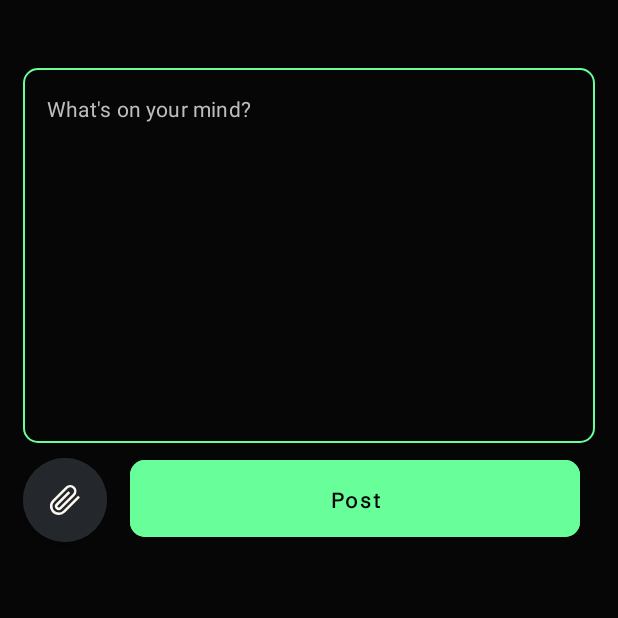
After one commit to keshriAyushh/Socialize, an Android app: the AddPostActivity screen opened directly, with no data from a screen before it, on a phone screen of 412 x 824 dp, the top half of it. The commit adds this screen. Run offline under Robolectric (Android 15) with nearby library versions, the phone set to English and light mode, and no system bars; our stand-ins replace Firebase (no records; nobody signed in at launch, a user with empty details on screens opened directly).

Commit message:
Posting enabled

```diff
--- /dev/null
+++ b/app/src/main/java/com/example/socialize/activities/AddPostActivity.kt
@@ -0,0 +1,43 @@
+package com.example.socialize.activities
+
+import androidx.appcompat.app.AppCompatActivity
+import android.os.Bundle
+import android.widget.Toast
+import com.example.socialize.databinding.ActivityAddPostBinding
+import com.example.socialize.util.AuthUtil
+import com.example.socialize.util.StorageUtil
+import com.google.firebase.auth.FirebaseAuth
+import com.google.firebase.firestore.FirebaseFirestore
+
+class AddPostActivity : AppCompatActivity() {
+    private lateinit var binding: ActivityAddPostBinding
+    private lateinit var auth: FirebaseAuth
+    private lateinit var storageInstance: FirebaseFirestore
+    private lateinit var postText: String
+
+    override fun onCreate(savedInstanceState: Bundle?) {
+        super.onCreate(savedInstanceState)
+        binding = ActivityAddPostBinding.inflate(layoutInflater)
+        setContentView(binding.root)
+        supportActionBar?.hide()
+
+        auth = AuthUtil.getInstance()
+        storageInstance = StorageUtil.getInstance()
+
+        binding.btnPost.setOnClickListener {
+            init()
+            if(postText.isNotEmpty()) {
+                StorageUtil.addPost(postText, this@AddPostActivity)
+                finish()
+            } else {
+                Toast.makeText(this@AddPostActivity, "Please enter some text!", Toast.LENGTH_SHORT)
+                    .show()
+            }
+        }
+
+    }
+
+    private fun init() {
+        postText = binding.etPost.text.toString().trim()
+    }
+}
--- a/app/src/main/java/com/example/socialize/model/User.kt
+++ b/app/src/main/java/com/example/socialize/model/User.kt
@@ -1,7 +1,7 @@
 package com.example.socialize.model
 
 data class User(
-    var userId: String,
+    var userId: String = "",
     var name: String? = null,
     var email: String? = null,
     var age:  String? = null,
--- a/app/src/main/res/drawable/account.xml
+++ b/app/src/main/res/drawable/account.xml
@@ -1,5 +1,5 @@
 <vector android:height="16dp" android:viewportHeight="24"
     android:viewportWidth="24" android:width="16dp" xmlns:android="http://schemas.android.com/apk/res/android">
-    <path android:fillColor="#FF000000" android:pathData="M21,24H19V18.957A2.96,2.96 0,0 0,16.043 16H7.957A2.96,2.96 0,0 0,5 18.957V24H3V18.957A4.963,4.963 0,0 1,7.957 14h8.086A4.963,4.963 0,0 1,21 18.957Z"/>
-    <path android:fillColor="#FF000000" android:pathData="M12,12a6,6 0,1 1,6 -6A6.006,6.006 0,0 1,12 12ZM12,2a4,4 0,1 0,4 4A4,4 0,0 0,12 2Z"/>
+    <path android:fillColor="#FF000000" android:pathData="M16.043,14H7.957A4.963,4.963 0,0 0,3 18.957V24H21V18.957A4.963,4.963 0,0 0,16.043 14Z"/>
+    <path android:fillColor="#FF000000" android:pathData="M12,6m-6,0a6,6 0,1 1,12 0a6,6 0,1 1,-12 0"/>
 </vector>
--- /dev/null
+++ b/app/src/main/res/drawable/clip.xml
@@ -0,0 +1,4 @@
+<vector android:height="16dp" android:viewportHeight="24"
+    android:viewportWidth="24" android:width="16dp" xmlns:android="http://schemas.android.com/apk/res/android">
+    <path android:fillColor="#FF000000" android:pathData="M6.983,24.007A7,7 0,0 1,2.02 12.054l10.6,-10.585a5.008,5.008 0,0 1,7.091 7.075L9.11,19.128a3.083,3.083 0,0 1,-4.254 0,3 3,0 0,1 0,-4.245L14.75,5.007l1.418,1.415L6.274,16.3a1,1 0,0 0,0 1.414,1.027 1.027,0 0,0 1.418,0L18.3,7.129a3.005,3.005 0,1 0,-4.255 -4.245L3.438,13.468a5.008,5.008 0,0 0,7.09 7.076l12.021,-12 1.418,1.415 -12.021,12A7,7 0,0 1,6.983 24.007Z"/>
+</vector>
--- /dev/null
+++ b/app/src/main/res/layout/activity_add_post.xml
@@ -0,0 +1,82 @@
+<?xml version="1.0" encoding="utf-8"?>
+<androidx.constraintlayout.widget.ConstraintLayout xmlns:android="http://schemas.android.com/apk/res/android"
+    xmlns:app="http://schemas.android.com/apk/res-auto"
+    xmlns:tools="http://schemas.android.com/tools"
+    android:layout_width="match_parent"
+    android:layout_height="match_parent"
+    android:padding="15dp"
+    android:background="@color/black"
+    tools:context=".activities.AddPostActivity">
+
+    <com.google.android.material.textfield.TextInputLayout
+        android:id="@+id/etPostLayout"
+        style="@style/Widget.MaterialComponents.TextInputLayout.OutlinedBox"
+        android:layout_width="match_parent"
+        android:layout_height="250dp"
+        app:counterEnabled="true"
+        app:counterMaxLength="250"
+        app:counterOverflowTextAppearance="@color/red"
+        app:counterOverflowTextColor="@color/red"
+        app:counterTextColor="@color/hintColor"
+        app:hintEnabled="false"
+        app:layout_constraintEnd_toEndOf="parent"
+        app:layout_constraintStart_toStartOf="parent"
+        app:layout_constraintTop_toTopOf="parent"
+        app:boxCornerRadiusTopStart="10dp"
+        app:boxCornerRadiusBottomStart="10dp"
+        app:boxCornerRadiusTopEnd="10dp"
+        app:boxCornerRadiusBottomEnd="10dp"
+        app:boxStrokeColor="@color/buttonColor"
+        app:boxStrokeWidth="0.5dp"
+        app:boxStrokeErrorColor="@color/red"
+        app:boxStrokeWidthFocused="1dp"
+        android:layout_marginTop="30dp">
+
+
+        <com.google.android.material.textfield.TextInputEditText
+            android:id="@+id/etPost"
+            android:layout_width="match_parent"
+            android:layout_height="match_parent"
+            android:hint="@string/post_hint_text"
+            android:inputType="textMultiLine"
+            android:textColor="@color/white"
+            android:gravity="top"
+            android:backgroundTint="@color/matteBlack"
+            android:textColorHint="@color/hintColor"
+            android:textSize="14sp"/>
+
+    </com.google.android.material.textfield.TextInputLayout>
+
+    <com.google.android.material.floatingactionbutton.ExtendedFloatingActionButton
+        android:id="@+id/btnAttachment"
+        android:layout_width="wrap_content"
+        android:layout_height="wrap_content"
+        android:layout_marginTop="10dp"
+        android:backgroundTint="@color/matteBlack"
+        app:icon="@drawable/clip"
+        app:iconSize="20dp"
+        app:iconTint="@color/white"
+        app:layout_constraintStart_toStartOf="parent"
+        app:layout_constraintTop_toBottomOf="@id/etPostLayout" />
+
+    <com.google.android.material.button.MaterialButton
+        android:id="@+id/btnPost"
+        android:layout_width="0dp"
+        android:layout_height="wrap_content"
+        android:backgroundTint="@color/buttonColor"
+        android:fontFamily="@font/font2"
+        android:padding="15dp"
+        android:text="@string/post"
+        android:textAllCaps="false"
+        android:textColor="@color/black"
+        android:textStyle="bold"
+        app:cornerRadius="10dp"
+        android:layout_marginStart="15dp"
+        android:layout_marginEnd="10dp"
+        app:layout_constraintBottom_toBottomOf="@+id/btnAttachment"
+        app:layout_constraintEnd_toEndOf="parent"
+        app:layout_constraintStart_toEndOf="@+id/btnAttachment"
+        app:layout_constraintTop_toTopOf="@+id/btnAttachment"
+        app:layout_constraintVertical_bias="0.666" />
+
+</androidx.constraintlayout.widget.ConstraintLayout>
--- a/app/src/main/res/values/strings.xml
+++ b/app/src/main/res/values/strings.xml
@@ -18,5 +18,7 @@
     <!-- TODO: Remove or change this placeholder text -->
     <string name="hello_blank_fragment">Hello blank fragment</string>
     <string name="posts">Posts</string>
+    <string name="post">Post</string>
     <string name="profile">Profile</string>
+    <string name="post_hint_text">What\'s on your mind?</string>
 </resources>
```
Also changed, not shown: app/src/main/AndroidManifest.xml (+6 -4 lines), app/src/main/java/com/example/socialize/fragments/PostsFragment.kt (+6 -1 lines), app/src/main/java/com/example/socialize/fragments/ProfileFragment.kt (+4 -3 lines), app/src/main/java/com/example/socialize/model/Post.kt (added, +8 -0 lines), app/src/main/java/com/example/socialize/util/StorageUtil.kt (+37 -2 lines).
